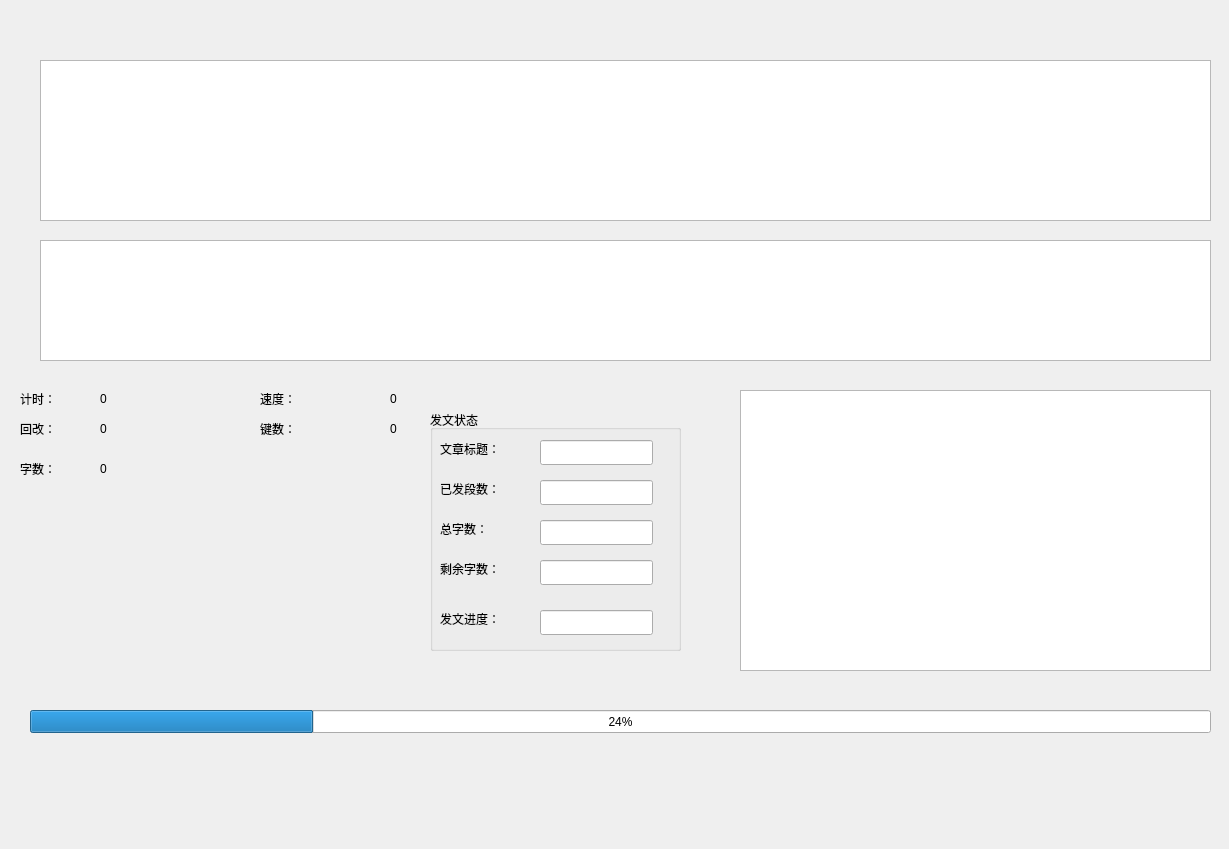
Above: widget.ui from JackLovel/gdq_EditDemo before the change. Below: the same form after it.
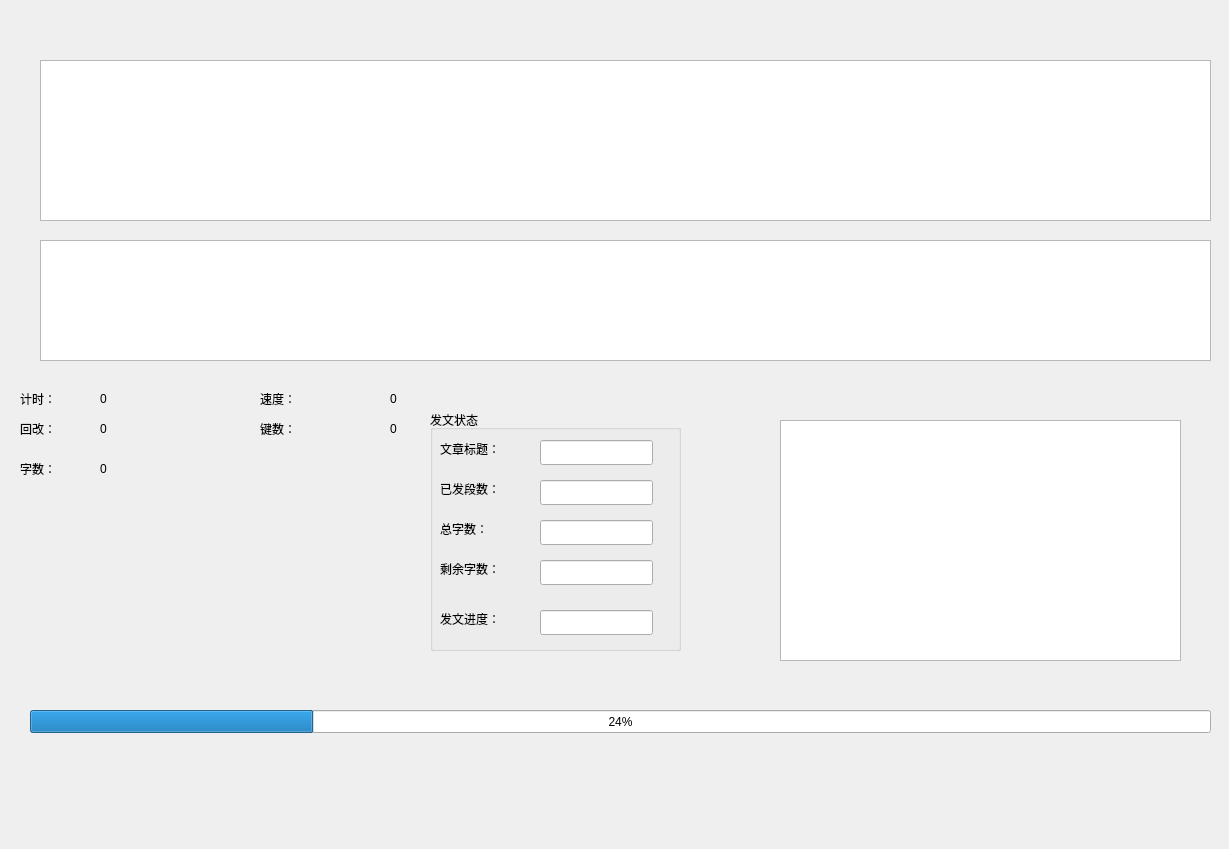
That is the form after the change.

The edit to the form file:
```diff
--- a/widget.ui
+++ b/widget.ui
@@ -304,13 +304,13 @@
     <number>24</number>
    </property>
   </widget>
-  <widget class="QTableView" name="tableView">
+  <widget class="QTableWidget" name="tableWidget">
    <property name="geometry">
     <rect>
-     <x>740</x>
-     <y>390</y>
-     <width>471</width>
-     <height>281</height>
+     <x>780</x>
+     <y>420</y>
+     <width>401</width>
+     <height>241</height>
     </rect>
    </property>
   </widget>
```
